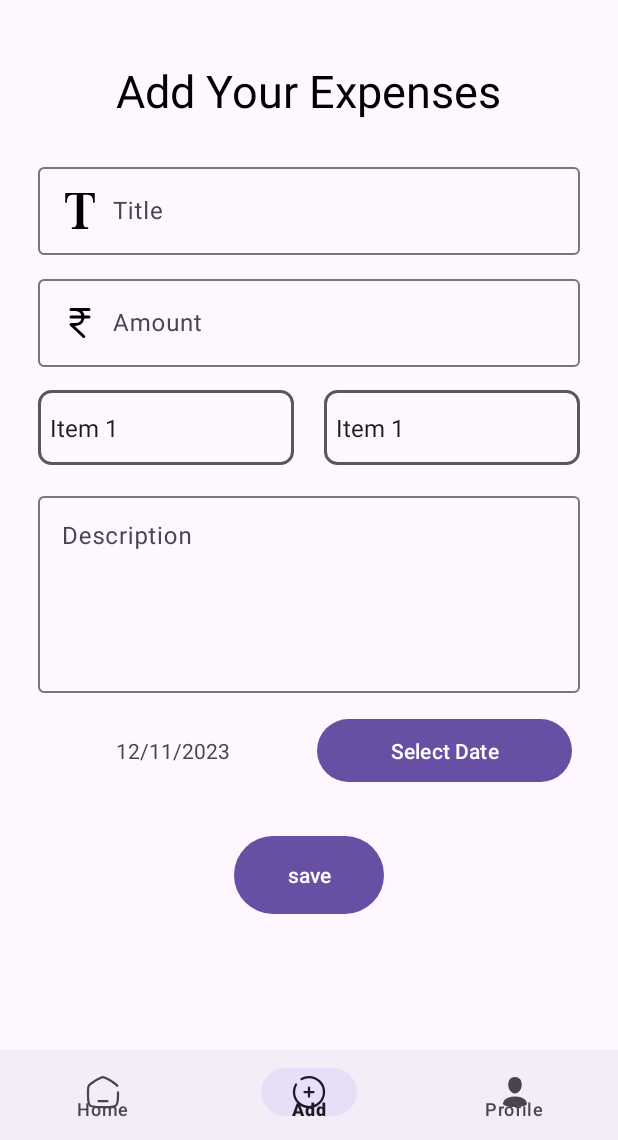
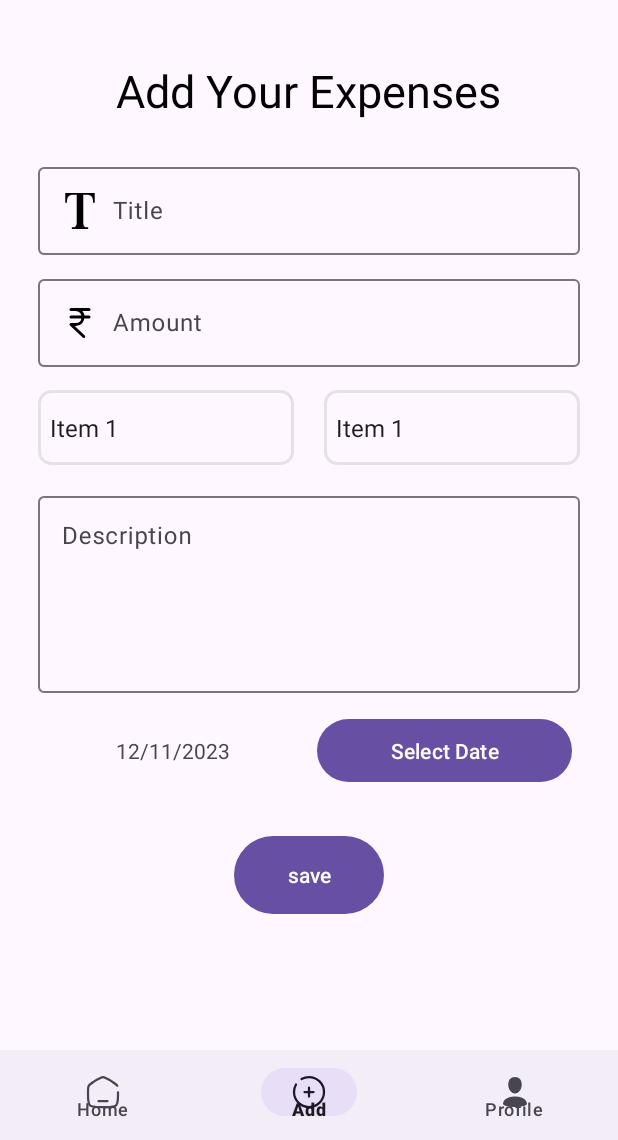
Before and after one commit to abhinav3254/pennypal, an Android app: the screen it shows after launch (MainActivity), item 2 of the bottom bar chosen, on a phone screen of 412 x 824 dp, the part 96-1236 px from its top. Run offline under Robolectric (Android 15) with nearby library versions, the phone set to English and light mode, and no system bars.

Commit message:
opacity reduced

```diff
--- a/app/src/main/res/drawable/border_background.xml
+++ b/app/src/main/res/drawable/border_background.xml
@@ -2,7 +2,7 @@
 <shape xmlns:android="http://schemas.android.com/apk/res/android">
     <solid android:color="@android:color/transparent" />
     <stroke
-        android:color="#585858"
+        android:color="#33858585"
         android:width="2dp" />
     <corners android:radius="8dp" /> <!-- Set your desired corner radius here -->
 </shape>
```
